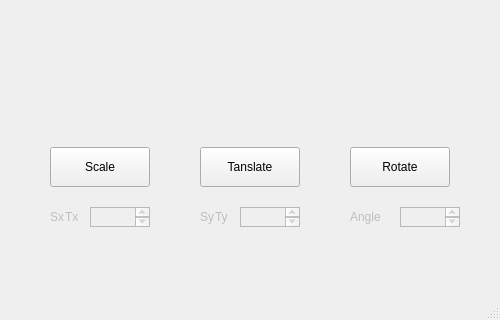
First picture: the form in 21162_CGL/assgn03-1/mainwindow.ui, repository aditya332/SE_SEM2, before the edit; both pictures show x 0 to 500 and y 380 to 700 of the 500 by 700 pixel window.
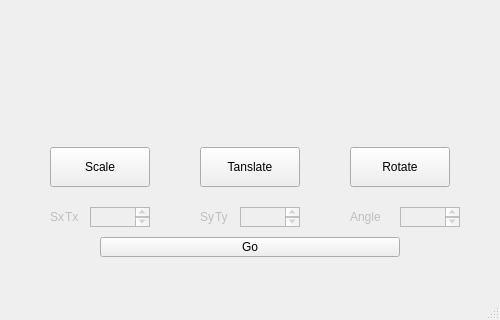
Second picture: the form after the edit.

The edit to the form file:
```diff
--- a/21162_CGL/assgn03-1/mainwindow.ui
+++ b/21162_CGL/assgn03-1/mainwindow.ui
@@ -188,6 +188,19 @@
      </rect>
     </property>
    </widget>
+   <widget class="QPushButton" name="pushButton_4">
+    <property name="geometry">
+     <rect>
+      <x>100</x>
+      <y>600</y>
+      <width>300</width>
+      <height>20</height>
+     </rect>
+    </property>
+    <property name="text">
+     <string>Go</string>
+    </property>
+   </widget>
   </widget>
   <widget class="QMenuBar" name="menuBar">
    <property name="geometry">
```
Left out of the diff: 2 changed lines with no effect on the pictures.
